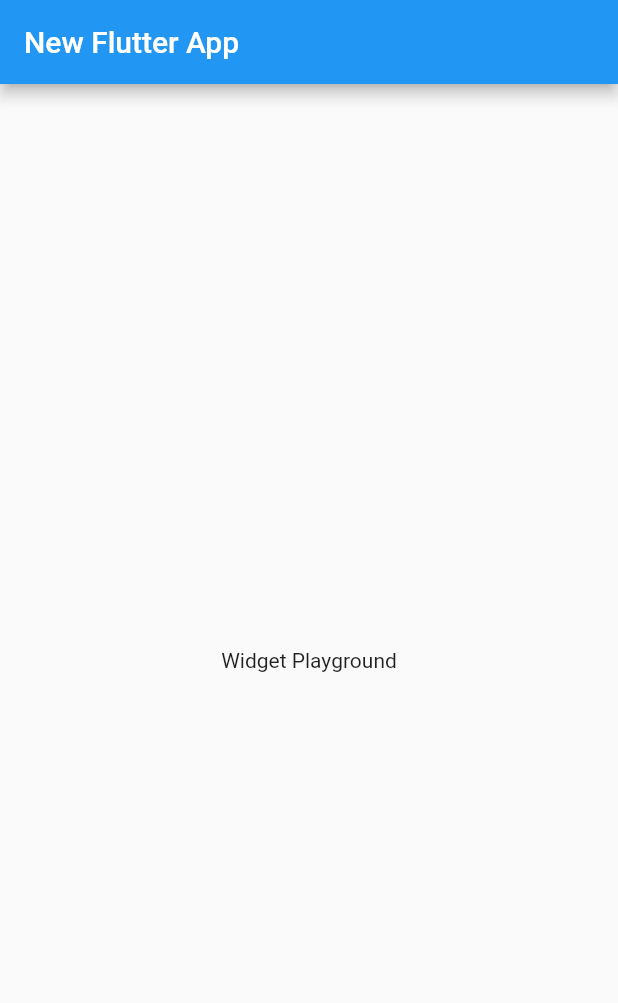
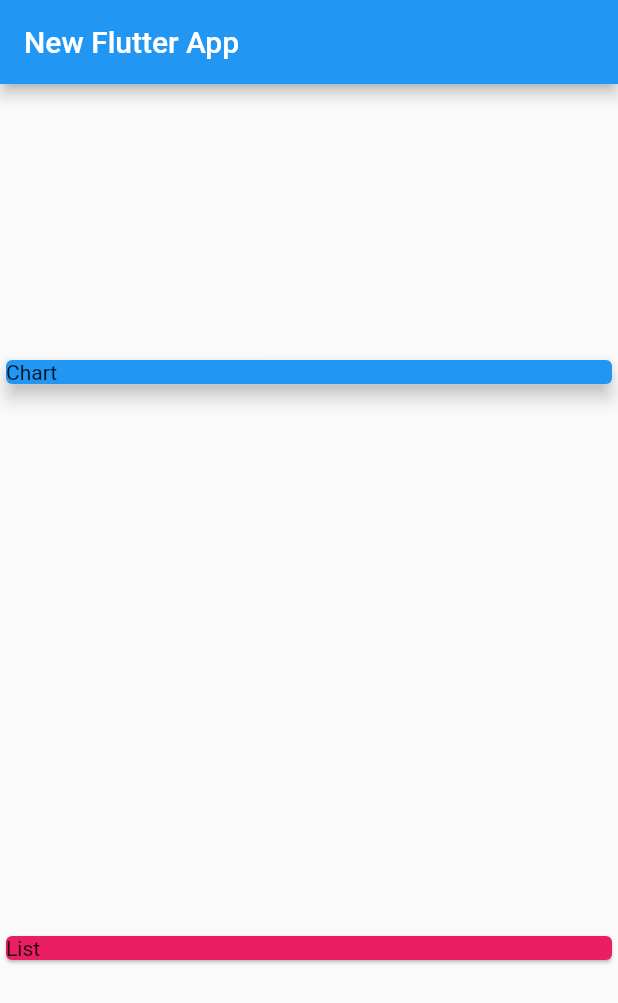
Before and after one commit to omecool107/First_app, a Flutter app: the screen it shows after launch, on a phone screen of 412 x 824 dp. Shown: the top 1003 px of the screen. Run offline on Flutter 3.47's test engine with Material 2 defaults, Android fonts, the phone set to English and light mode, and no system bars.

Commit message:
Transaction Class created and list in main

```diff
--- /dev/null
+++ b/lib/Transaction.dart
@@ -0,0 +1,16 @@
+import 'package:flutter/material.dart';
+
+class Transaction {
+  final String id;
+  final String title;
+  final double amount;
+  final DateTime date;
+
+  Transaction({
+  @required  this.amount,
+  @required  this.date,
+  @required  this.id,
+  @required  this.title
+  });
+
+}
--- a/lib/main.dart
+++ b/lib/main.dart
@@ -1,3 +1,4 @@
+import 'package:first_app/Transaction.dart';
 import 'package:flutter/material.dart';
 
 void main() => runApp(MyApp());
@@ -14,14 +15,46 @@ class MyApp extends StatelessWidget {
 }
 
 class MyHomePage extends StatelessWidget {
+  final List<Transaction> transactions= [
+    Transaction(
+      id: 'T1',
+      title: 'New Jacket',
+      amount: 42.69,
+      date: DateTime.now()
+      ),
+    Transaction(
+      id: 'T2',
+      title: 'New Boots',
+      amount: 77.49,
+      date: DateTime.now()
+      ),
+  ];
+
   @override
   Widget build(BuildContext context) {
     return Scaffold(
       appBar: AppBar(
         title: Text('New Flutter App'),
       ),
-      body: Center(
-        child: Text('Widget Playground'),
+      body: Column(
+
+        mainAxisAlignment: MainAxisAlignment.spaceAround,
+        crossAxisAlignment: CrossAxisAlignment.stretch,
+        children: <Widget>[
+          Card(
+            color: Colors.blue,
+            child: Container(
+ //             width: double.infinity,
+ //             alignment: Alignment.center,
+              child: Text('Chart')
+              ),
+            elevation: 5,
+          ),
+          Card(
+            color: Colors.pink,
+            child: Text('List'),
+          ),
+        ],
       ),
     );
   }
```
